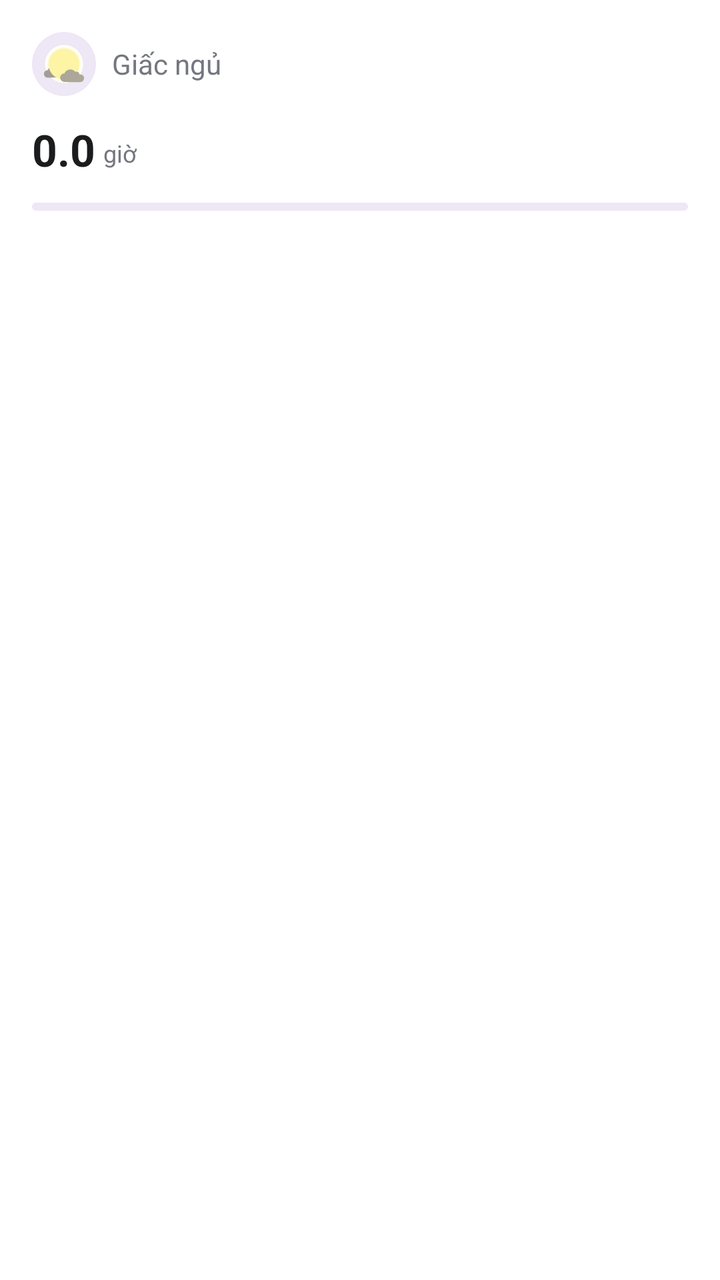
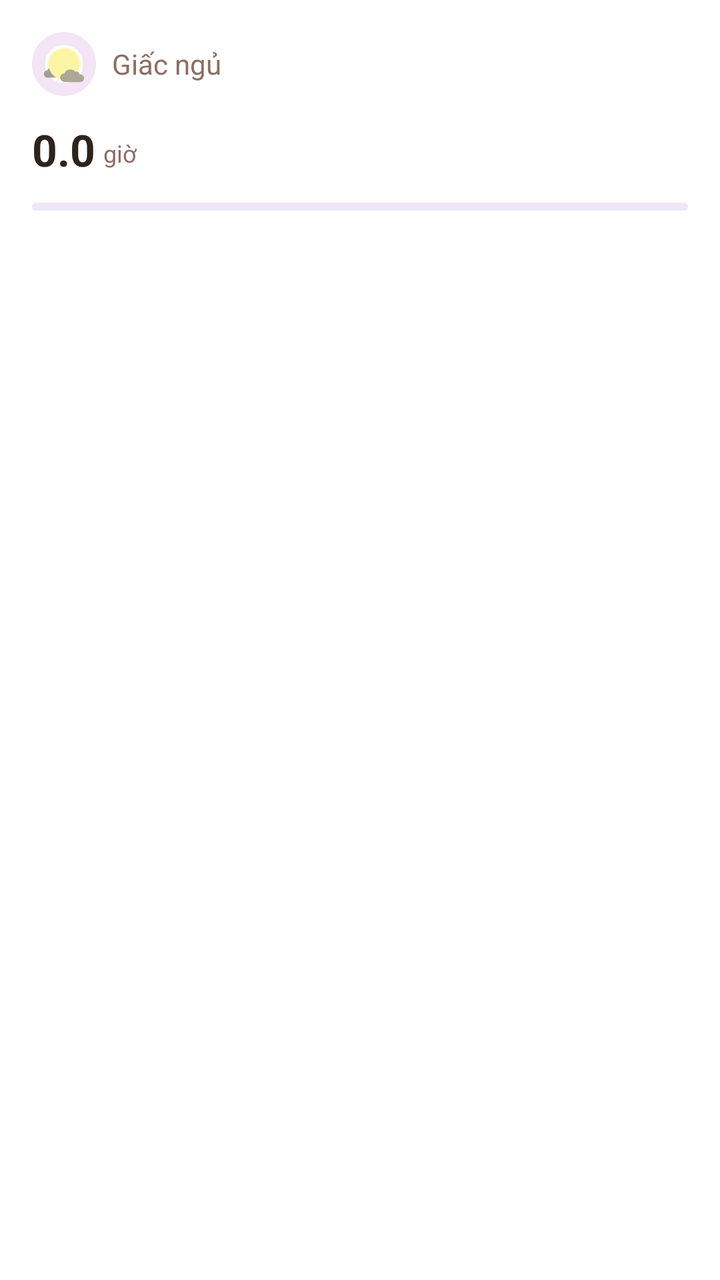

Before-and-after screenshots of an Android layout around one commit, followed by the original layout XML and the change that was made.
<!-- AndroidManifest.xml: application theme Theme.Better_Life -->
<!-- res/layout/item_health_card_sleep.xml -->
<?xml version="1.0" encoding="utf-8"?>
<androidx.cardview.widget.CardView xmlns:android="http://schemas.android.com/apk/res/android"
    xmlns:app="http://schemas.android.com/apk/res-auto"
    android:layout_width="match_parent"
    android:layout_height="wrap_content"
    app:cardCornerRadius="16dp"
    app:cardElevation="0dp"
    app:cardBackgroundColor="@color/white">

    <LinearLayout
        android:layout_width="match_parent"
        android:layout_height="wrap_content"
        android:orientation="vertical"
        android:padding="16dp">

        <LinearLayout
            android:layout_width="match_parent"
            android:layout_height="wrap_content"
            android:gravity="center_vertical"
            android:orientation="horizontal">

            <ImageView
                android:layout_width="32dp"
                android:layout_height="32dp"
                android:background="@drawable/bg_icon_sleep"
                android:padding="6dp"
                android:src="@drawable/ic_moon" />

            <TextView
                android:layout_width="wrap_content"
                android:layout_height="wrap_content"
                android:layout_marginStart="8dp"
                android:text="Giấc ngủ"
                android:textColor="@color/text_secondary"
                android:textSize="14sp" />
        </LinearLayout>

        <LinearLayout
            android:layout_width="match_parent"
            android:layout_height="wrap_content"
            android:layout_marginTop="12dp"
            android:gravity="bottom"
            android:orientation="horizontal">

            <TextView
                android:id="@+id/tv_sleep_value"
                android:layout_width="wrap_content"
                android:layout_height="wrap_content"
                android:text="0.0"
                android:textColor="@color/text_title"
                android:textSize="22sp"
                android:textStyle="bold" />

            <TextView
                android:layout_width="wrap_content"
                android:layout_height="wrap_content"
                android:layout_marginStart="4dp"
                android:layout_marginBottom="2dp"
                android:text="giờ"
                android:textColor="@color/text_secondary"
                android:textSize="12sp" />
        </LinearLayout>

        <ProgressBar
            android:id="@+id/pb_sleep"
            style="@style/Widget.AppCompat.ProgressBar.Horizontal"
            android:layout_width="match_parent"
            android:layout_height="4dp"
            android:layout_marginTop="12dp"
            android:progress="0"
            android:progressDrawable="@drawable/progress_sleep" />
    </LinearLayout>
</androidx.cardview.widget.CardView>
<!-- resources referenced by this layout -->
<resources>
  <color name="text_secondary">#74777F</color>
  <color name="text_title">#1A1C1E</color>
  <color name="white">#FFFFFFFF</color>
  <!-- drawable bg_icon_sleep (drawable) -->
  <?xml version="1.0" encoding="utf-8"?>
  <shape xmlns:android="http://schemas.android.com/apk/res/android"
      android:shape="oval">
      <solid android:color="@color/card_sleep" />
  </shape>
  <!-- drawable ic_moon: vector/xml drawable (drawable, 9538 chars, omitted) -->
  <!-- drawable progress_sleep (drawable) -->
  <?xml version="1.0" encoding="utf-8"?>
  <layer-list xmlns:android="http://schemas.android.com/apk/res/android">
      <item android:id="@android:id/background">
          <shape>
              <corners android:radius="10dp" />
              <solid android:color="#EDE7F6" />
          </shape>
      </item>
      <item android:id="@android:id/progress">
          <clip>
              <shape>
                  <corners android:radius="8dp" />
                  <solid android:color="@color/progress_sleep" />
              </shape>
          </clip>
      </item>
  </layer-list>
  <style name="Theme.Better_Life" parent="Theme.MaterialComponents.DayNight.NoActionBar">
          
          <item name="colorPrimary">@color/primary_teal</item>
          <item name="colorPrimaryVariant">@color/primary_teal_dark</item>
          <item name="colorOnPrimary">@color/white</item>
          
          <item name="colorSecondary">@color/nav_active</item>
          <item name="colorSecondaryVariant">@color/primary_teal_dark</item>
          <item name="colorOnSecondary">@color/white</item>
          
          <item name="android:statusBarColor">@color/primary_teal</item>
          
      </style>
  <color name="card_sleep">#EDE7F6</color>
  <color name="progress_sleep">#7E57C2</color>
  <color name="primary_teal">#26A69A</color>
  <color name="primary_teal_dark">#00796B</color>
  <color name="nav_active">#26A69A</color>
</resources>

<!-- the commit's change to res/layout/item_health_card_sleep.xml (unified diff, before → after) -->
@@ -43,7 +43,7 @@
             android:orientation="horizontal">
 
             <TextView
-                android:id="@+id/tv_sleep_value"
+                android:id="@+id/tv_value"
                 android:layout_width="wrap_content"
                 android:layout_height="wrap_content"
                 android:text="0.0"
@@ -62,7 +62,7 @@
         </LinearLayout>
 
         <ProgressBar
-            android:id="@+id/pb_sleep"
+            android:id="@+id/pb_progress"
             style="@style/Widget.AppCompat.ProgressBar.Horizontal"
             android:layout_width="match_parent"
             android:layout_height="4dp"
<!-- resource entries referenced after the edit -->
@@ -1,7 +1,7 @@
 <!-- resources referenced by this layout -->
 <resources>
-  <color name="text_secondary">#74777F</color>
-  <color name="text_title">#1A1C1E</color>
+  <color name="text_secondary">#8D6E63</color>
+  <color name="text_title">#2D241E</color>
   <color name="white">#FFFFFFFF</color>
   <!-- drawable bg_icon_sleep (drawable) -->
   <?xml version="1.0" encoding="utf-8"?>
@@ -41,10 +41,10 @@
           <item name="android:statusBarColor">@color/primary_teal</item>
           
       </style>
-  <color name="card_sleep">#EDE7F6</color>
-  <color name="progress_sleep">#7E57C2</color>
-  <color name="primary_teal">#26A69A</color>
-  <color name="primary_teal_dark">#00796B</color>
-  <color name="nav_active">#26A69A</color>
+  <color name="card_sleep">#F3E5F5</color>
+  <color name="progress_sleep">#9C27B0</color>
+  <color name="primary_teal">#FF8A65</color>
+  <color name="primary_teal_dark">#E64A19</color>
+  <color name="nav_active">#FF8A65</color>
 </resources>
 
